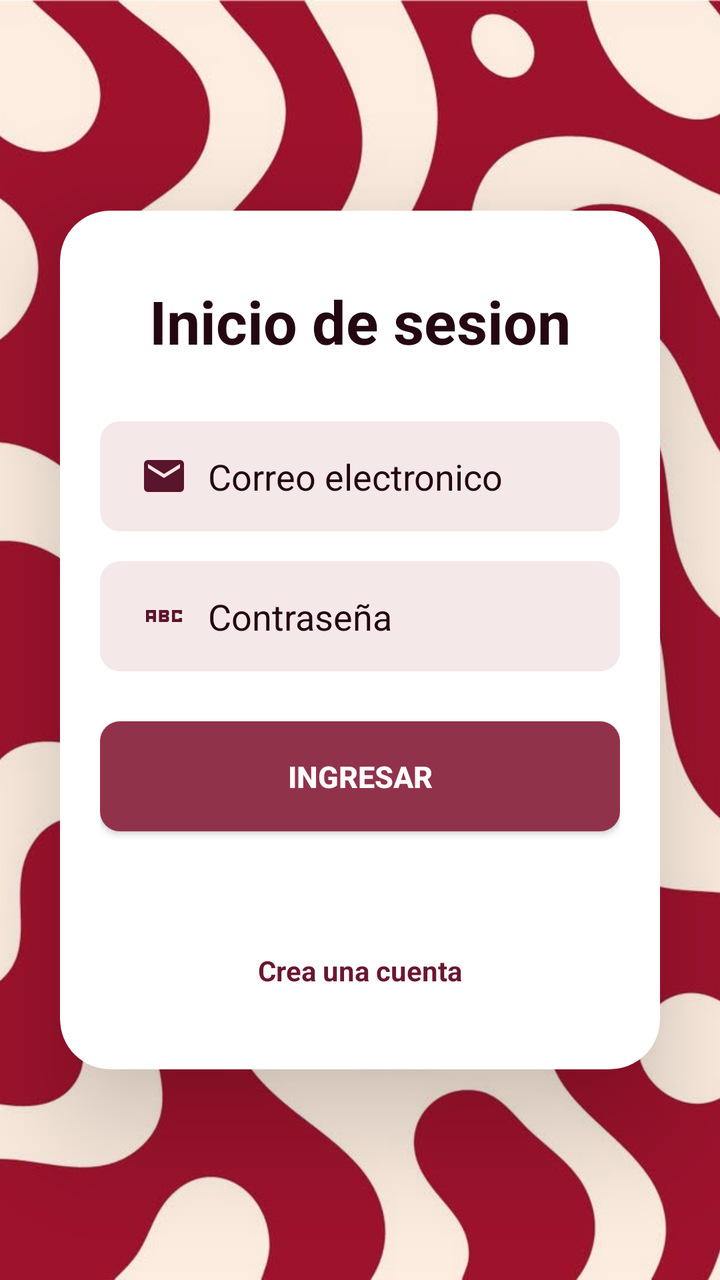
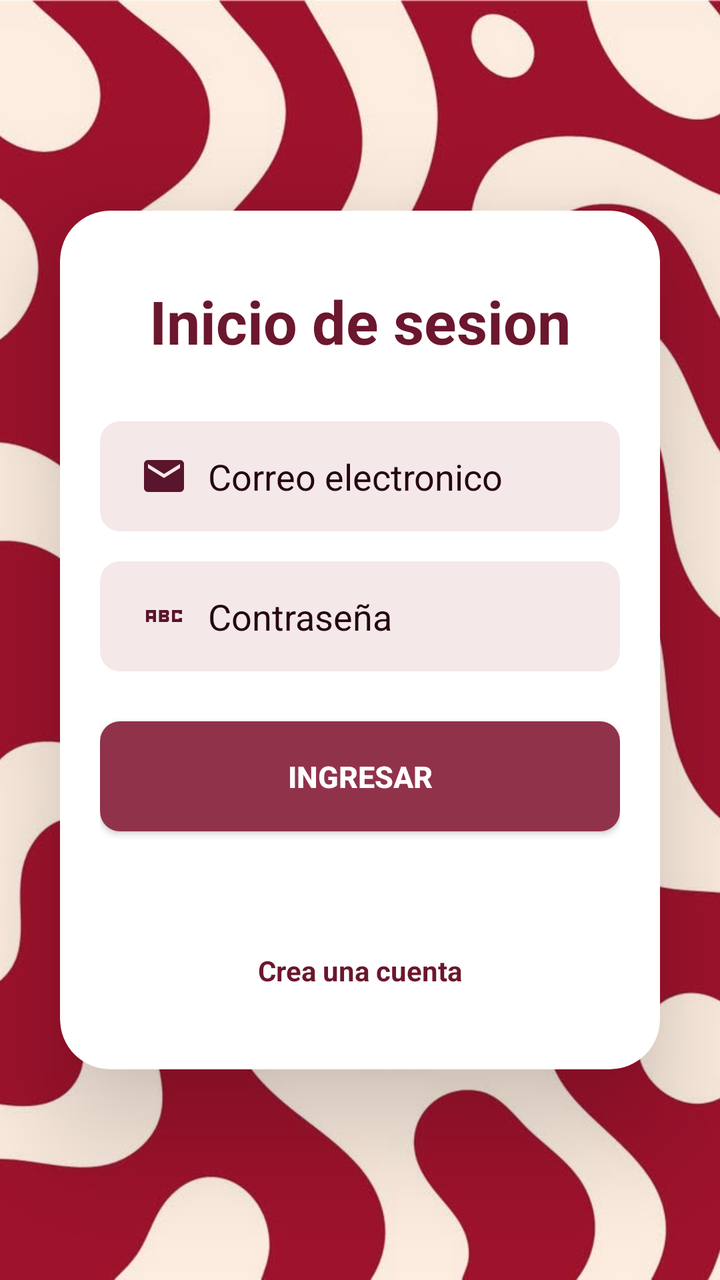

An Android layout rendered at two revisions. The XML below is the earlier revision; the diff shows what the commit changed to produce the second picture.
<!-- AndroidManifest.xml: application theme Theme.Music_app -->
<!-- res/layout/activity_main.xml -->
<?xml version="1.0" encoding="utf-8"?>
<androidx.constraintlayout.widget.ConstraintLayout xmlns:android="http://schemas.android.com/apk/res/android"
    xmlns:app="http://schemas.android.com/apk/res-auto"
    xmlns:tools="http://schemas.android.com/tools"
    android:id="@+id/main"
    android:layout_width="match_parent"
    android:layout_height="match_parent"
    android:background="@color/white"
    tools:context=".MainActivity">

    <ImageView
        android:id="@+id/imgFondo"
        android:layout_width="0dp"
        android:layout_height="0dp"
        android:scaleType="centerCrop"
        android:src="@drawable/fondo_login"
        app:layout_constraintBottom_toBottomOf="parent"
        app:layout_constraintEnd_toEndOf="parent"
        app:layout_constraintStart_toStartOf="parent"
        app:layout_constraintTop_toTopOf="parent"
        />



    
    <androidx.cardview.widget.CardView
        android:id="@+id/Contenedor"
        android:layout_width="0dp"
        android:layout_height="wrap_content"
        app:layout_constraintBottom_toBottomOf="parent"
        app:layout_constraintEnd_toEndOf="parent"
        app:layout_constraintStart_toStartOf="parent"
        app:layout_constraintTop_toTopOf="parent"
        android:layout_margin="30dp"
        app:cardElevation="35dp"
        app:cardCornerRadius="25dp">


        <LinearLayout
            android:layout_width="match_parent"
            android:layout_height="wrap_content"
            android:orientation="vertical"
            android:padding="20dp"
            android:gravity="center">
            <TextView
                android:id="@+id/tvTitulo"
                android:layout_width="wrap_content"
                android:layout_height="wrap_content"
                android:text="Inicio de sesion"
                android:textSize="30sp"
                android:textStyle="bold"
                android:textColor="#240711"
                android:layout_marginTop="15dp"
                android:layout_marginBottom="30dp"/>

            <EditText
                android:id="@+id/etCorreo"
                android:layout_width="match_parent"
                android:layout_height="55dp"
                android:background="@drawable/bg_input"
                android:hint="Correo electronico"
                android:paddingStart="20dp"
                android:paddingEnd="15dp"
                android:textColor="#253D69"
                android:textColorHint="#240711"
                android:inputType="textEmailAddress"
                android:drawablePadding="10dp"
                android:drawableStart="@drawable/baseline_email_24"
                />
            <EditText
                android:id="@+id/etPassword"
                android:layout_width="match_parent"
                android:layout_height="55dp"
                android:background="@drawable/bg_input"
                android:hint="Contraseña"
                android:paddingStart="20dp"
                android:paddingEnd="15dp"
                android:textColor="#253D69"
                android:textColorHint="#240711"
                android:inputType="textEmailAddress"
                android:drawablePadding="10dp"
                android:layout_marginTop="15dp"
                android:drawableStart="@drawable/sharp_abc_24"
                />
            <androidx.appcompat.widget.AppCompatButton
                android:id="@+id/btnIngresar"
                android:layout_width="match_parent"
                android:layout_height="55dp"
                android:background="@drawable/bg_button"
                android:layout_marginTop="25dp"
                android:text="Ingresar"
                android:textColor="#ffffff"
                android:textStyle="bold"
                android:textSize="15sp"/>

            <TextView
                android:id="@+id/tvCrearCuenta"
                android:layout_width="wrap_content"
                android:layout_height="wrap_content"
                android:text="Crea una cuenta"
                android:layout_marginTop="60dp"
                android:layout_marginBottom="20dp"
                android:textStyle="bold"
                android:textColor="#6B172E"/>

        </LinearLayout>
    </androidx.cardview.widget.CardView>



</androidx.constraintlayout.widget.ConstraintLayout>
<!-- resources referenced by this layout -->
<resources>
  <color name="white">#FFFFFFFF</color>
  <!-- drawable baseline_email_24 (drawable) -->
  <vector xmlns:android="http://schemas.android.com/apk/res/android" android:height="24dp" android:tint="#59152B" android:viewportHeight="24" android:viewportWidth="24" android:width="24dp">
        
      <path android:fillColor="@android:color/white" android:pathData="M20,4L4,4c-1.1,0 -1.99,0.9 -1.99,2L2,18c0,1.1 0.9,2 2,2h16c1.1,0 2,-0.9 2,-2L22,6c0,-1.1 -0.9,-2 -2,-2zM20,8l-8,5 -8,-5L4,6l8,5 8,-5v2z"/>
      
  </vector>
  <!-- drawable bg_button (drawable) -->
  <?xml version="1.0" encoding="utf-8"?>
  <shape xmlns:android="http://schemas.android.com/apk/res/android">
      <solid android:color="#91324B"/>
      <corners android:radius="10dp"/>
  
  </shape>
  <!-- drawable bg_input (drawable) -->
  <?xml version="1.0" encoding="utf-8"?>
  <shape xmlns:android="http://schemas.android.com/apk/res/android">
      <solid android:color="#F5E8E8"/>
      <corners android:radius="10dp"/>
  
  
  </shape>
  <!-- drawable fondo_login: jpg bitmap (drawable, 58899 bytes) -->
  <!-- drawable sharp_abc_24 (drawable) -->
  <vector xmlns:android="http://schemas.android.com/apk/res/android" android:height="24dp" android:tint="#59152B" android:viewportHeight="24" android:viewportWidth="24" android:width="24dp">
        
      <path android:fillColor="@android:color/white" android:pathData="M21,11h-1.5v-0.5h-2v3h2V13H21v2h-5V9h5V11zM8,9v6H6.5v-1.5h-2V15H3V9H8zM6.5,10.5h-2V12h2V10.5zM13.5,12c0.55,0 1,0.45 1,1v1c0,0.55 -0.45,1 -1,1h-4V9h4c0.55,0 1,0.45 1,1v1C14.5,11.55 14.05,12 13.5,12zM11,10.5v0.75h2V10.5H11zM13,12.75h-2v0.75h2V12.75z"/>
      
  </vector>
  <style name="Theme.Music_app" parent="Base.Theme.Music_app" />
  <style name="Base.Theme.Music_app" parent="Theme.Material3.DayNight.NoActionBar">
          
          
      </style>
</resources>

<!-- the commit's change to res/layout/activity_main.xml (unified diff, before → after) -->
@@ -49,7 +49,7 @@
                 android:text="Inicio de sesion"
                 android:textSize="30sp"
                 android:textStyle="bold"
-                android:textColor="#240711"
+                android:textColor="#6B172E"
                 android:layout_marginTop="15dp"
                 android:layout_marginBottom="30dp"/>
 
